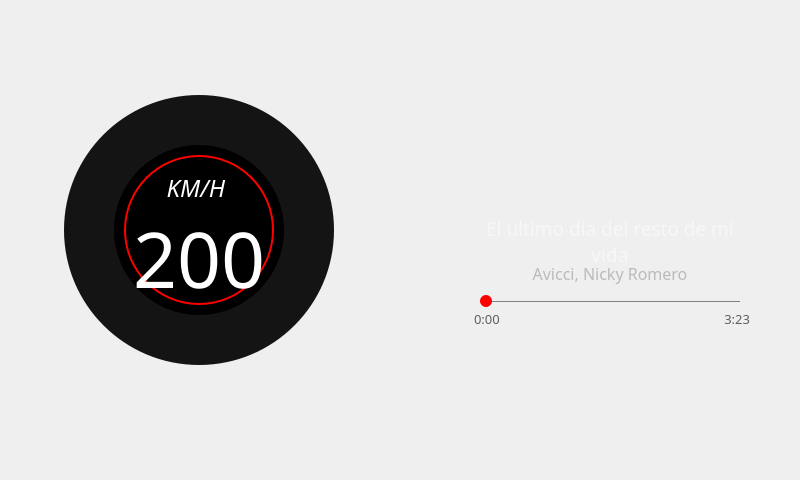
This is GUI_WIDGETS/Dashboard/dashboard.ui in PortiESP/PortiOS as Qt 5 draws it before an edit. The edited form follows.
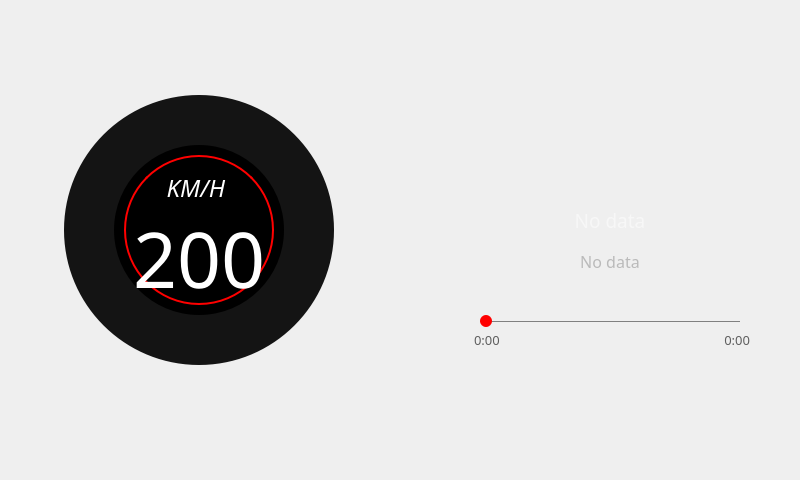
This is the edited form. Icons and pictures are not drawn.

```diff
--- a/GUI_WIDGETS/Dashboard/dashboard.ui
+++ b/GUI_WIDGETS/Dashboard/dashboard.ui
@@ -244,9 +244,9 @@
     <property name="geometry">
      <rect>
       <x>470</x>
-      <y>80</y>
+      <y>50</y>
       <width>280</width>
-      <height>280</height>
+      <height>300</height>
      </rect>
     </property>
     <widget class="QLabel" name="label_player_logo">
@@ -289,7 +289,7 @@
        <x>0</x>
        <y>140</y>
        <width>280</width>
-       <height>65</height>
+       <height>100</height>
       </rect>
      </property>
      <property name="styleSheet">
@@ -324,7 +324,7 @@
          <string notr="true">color: rgb(247, 247, 247);</string>
         </property>
         <property name="text">
-         <string>El ultimo dia del resto de mi vida</string>
+         <string>No data</string>
         </property>
         <property name="scaledContents">
          <bool>false</bool>
@@ -339,6 +339,12 @@
       </item>
       <item>
        <widget class="QLabel" name="label_artista">
+        <property name="maximumSize">
+         <size>
+          <width>16777215</width>
+          <height>40</height>
+         </size>
+        </property>
         <property name="font">
          <font>
           <family>Bahnschrift SemiLight</family>
@@ -349,7 +355,7 @@
          <string notr="true">color: rgb(186, 186, 186);</string>
         </property>
         <property name="text">
-         <string>Avicci, Nicky Romero</string>
+         <string>No data</string>
         </property>
         <property name="alignment">
          <set>Qt::AlignHCenter|Qt::AlignTop</set>
@@ -365,7 +371,7 @@
      <property name="geometry">
       <rect>
        <x>0</x>
-       <y>210</y>
+       <y>260</y>
        <width>280</width>
        <height>22</height>
       </rect>
@@ -405,7 +411,7 @@
      <property name="geometry">
       <rect>
        <x>0</x>
-       <y>229</y>
+       <y>280</y>
        <width>280</width>
        <height>20</height>
       </rect>
@@ -457,7 +463,7 @@
          </font>
         </property>
         <property name="text">
-         <string>3:23</string>
+         <string>0:00</string>
         </property>
         <property name="alignment">
          <set>Qt::AlignRight|Qt::AlignTrailing|Qt::AlignVCenter</set>
@@ -470,7 +476,7 @@
      <property name="geometry">
       <rect>
        <x>10</x>
-       <y>221</y>
+       <y>271</y>
        <width>260</width>
        <height>1</height>
       </rect>
```
